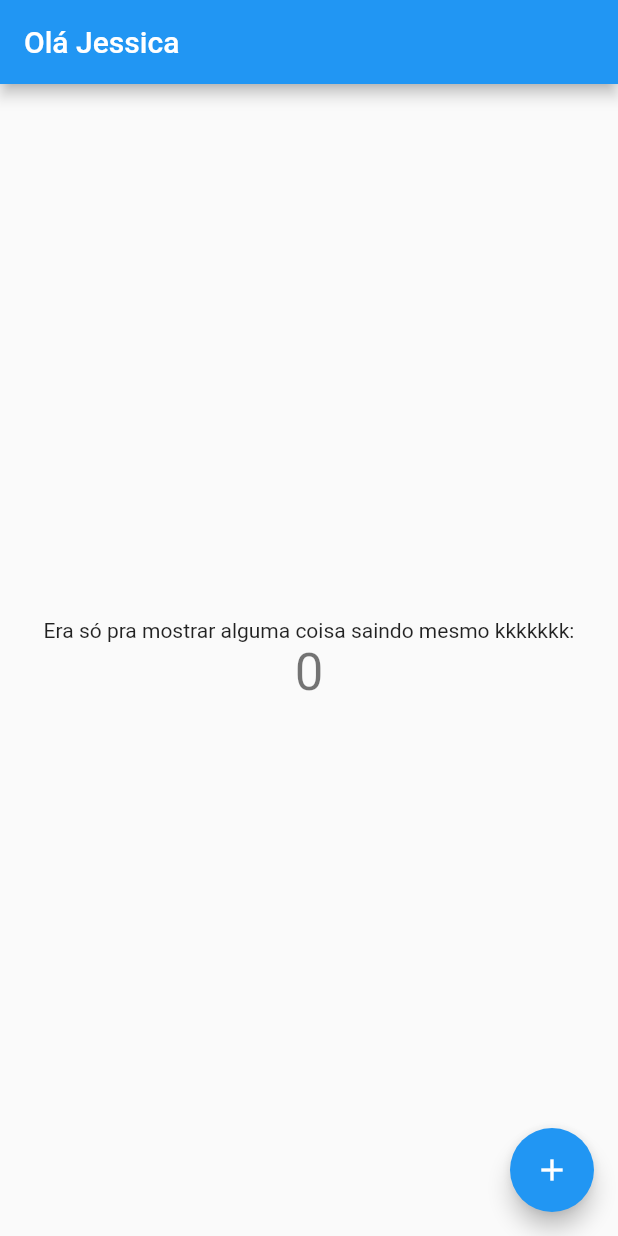
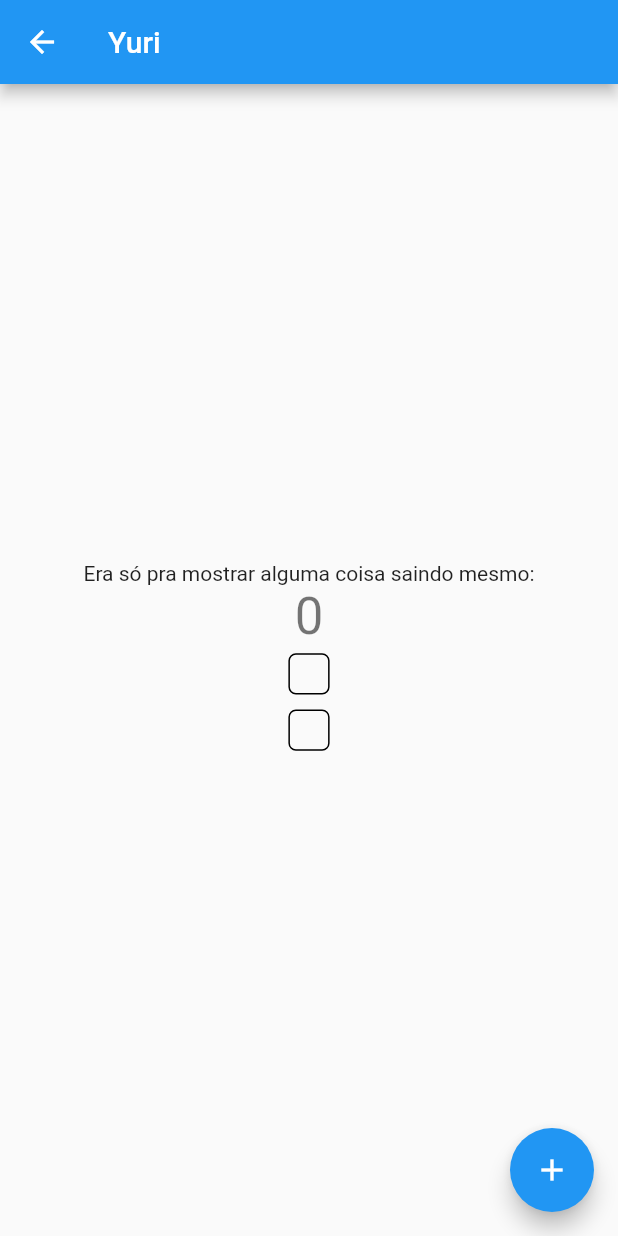
Before and after one commit to ymendes/estacionamento, a Flutter app: the screen it shows after launch, on a phone screen of 412 x 824 dp. Run offline on Flutter 3.47's test engine with Material 2 defaults, Android fonts, the phone set to English and light mode, and no system bars.

```diff
--- a/lib/main.dart
+++ b/lib/main.dart
@@ -1,3 +1,4 @@
+import 'package:estacionamento/ui/routers/generic_router.dart';
 import 'package:flutter/material.dart';
 
 void main() {
@@ -11,105 +12,15 @@
   @override
   Widget build(BuildContext context) {
     return MaterialApp(
-      title: 'Flutter Demo',
+      title: 'Estacionamento',
+      debugShowCheckedModeBanner: false,
       theme: ThemeData(
-        // This is the theme of your application.
-        //
-        // Try running your application with "flutter run". You'll see the
-        // application has a blue toolbar. Then, without quitting the app, try
-        // changing the primarySwatch below to Colors.green and then invoke
-        // "hot reload" (press "r" in the console where you ran "flutter run",
-        // or simply save your changes to "hot reload" in a Flutter IDE).
-        // Notice that the counter didn't reset back to zero; the application
-        // is not restarted.
+
         primarySwatch: Colors.blue,
       ),
-      home: const MyHomePage(title: 'Olá Jessica'),
+      onGenerateRoute: GenericRouter.generateRoute,
+      initialRoute: GenericRouter.homeRoute,
+
     );
   }
 }
-
-class MyHomePage extends StatefulWidget {
-  const MyHomePage({Key? key, required this.title}) : super(key: key);
-
-  // This widget is the home page of your application. It is stateful, meaning
-  // that it has a State object (defined below) that contains fields that affect
-  // how it looks.
-
-  // This class is the configuration for the state. It holds the values (in this
-  // case the title) provided by the parent (in this case the App widget) and
-  // used by the build method of the State. Fields in a Widget subclass are
-  // always marked "final".
-
-  final String title;
-
-  @override
-  State<MyHomePage> createState() => _MyHomePageState();
-}
-
-class _MyHomePageState extends State<MyHomePage> {
-  int _counter = 0;
-
-  void _incrementCounter() {
-    setState(() {
-      // This call to setState tells the Flutter framework that something has
-      // changed in this State, which causes it to rerun the build method below
-      // so that the display can reflect the updated values. If we changed
-      // _counter without calling setState(), then the build method would not be
-      // called again, and so nothing would appear to happen.
-      _counter++;
-    });
-  }
-
-  @override
-  Widget build(BuildContext context) {
-    // This method is rerun every time setState is called, for instance as done
-    // by the _incrementCounter method above.
-    //
-    // The Flutter framework has been optimized to make rerunning build methods
-    // fast, so that you can just rebuild anything that needs updating rather
-    // than having to individually change instances of widgets.
-    return Scaffold(
-      appBar: AppBar(
-        // Here we take the value from the MyHomePage object that was created by
-        // the App.build method, and use it to set our appbar title.
-        title: Text(widget.title),
-      ),
-      body: Center(
-        // Center is a layout widget. It takes a single child and positions it
-        // in the middle of the parent.
-        child: Column(
-          // Column is also a layout widget. It takes a list of children and
-          // arranges them vertically. By default, it sizes itself to fit its
-          // children horizontally, and tries to be as tall as its parent.
-          //
-          // Invoke "debug painting" (press "p" in the console, choose the
-          // "Toggle Debug Paint" action from the Flutter Inspector in Android
-          // Studio, or the "Toggle Debug Paint" command in Visual Studio Code)
-          // to see the wireframe for each widget.
-          //
-          // Column has various properties to control how it sizes itself and
-          // how it positions its children. Here we use mainAxisAlignment to
-          // center the children vertically; the main axis here is the vertical
-          // axis because Columns are vertical (the cross axis would be
-          // horizontal).
-          mainAxisAlignment: MainAxisAlignment.center,
-          children: <Widget>[
-            const Text(
-              'Era só pra mostrar alguma coisa saindo mesmo kkkkkkk:',
-            ),
-            Text(
-              '$_counter',
-              style: Theme.of(context).textTheme.headline4,
-            ),
-          ],
-        ),
-      ),
-      floatingActionButton: FloatingActionButton(
-        onPressed: _incrementCounter,
-        tooltip: 'Increment',
-        child: const Icon(Icons.add),
-      ), // This trailing comma makes auto-formatting nicer for build methods.
-    );
-  }
-}
--- /dev/null
+++ b/lib/ui/routers/generic_router.dart
@@ -0,0 +1,36 @@
+import 'package:estacionamento/ui/views/home.dart';
+import 'package:flutter/material.dart';
+
+
+class GenericRouter {
+  static const String homeRoute = '/home';
+  //static const String loginRoute = '/login';
+
+  static Route<dynamic> generateRoute(RouteSettings settings) {
+    WidgetBuilder builder;
+    switch (settings.name) {
+      case homeRoute:
+        builder = (BuildContext _) => const Home(title: 'Yuri',);
+        break;
+      /*
+      case loginRoute:
+        builder = (BuildContext _) => const LoginScreen();
+        break;
+      case splashRoute:
+        builder = (BuildContext _) => const SplashScreen();
+        break;
+      */
+      default:
+        return MaterialPageRoute(
+          builder: (_) {
+            return Scaffold(
+              body: Center(
+                child: Text('BUG: Rota não definida para ${settings.name}'),
+              ),
+            );
+          },
+        );
+    }
+    return MaterialPageRoute(builder: builder, settings: settings);
+  }
+}
--- /dev/null
+++ b/lib/ui/views/home.dart
@@ -0,0 +1,90 @@
+import 'package:flutter/material.dart';
+
+import '../widgets/vaga.dart';
+
+class Home extends StatefulWidget {
+  const Home({Key? key, required this.title}) : super(key: key);
+
+  // This widget is the home page of your application. It is stateful, meaning
+  // that it has a State object (defined below) that contains fields that affect
+  // how it looks.
+
+  // This class is the configuration for the state. It holds the values (in this
+  // case the title) provided by the parent (in this case the App widget) and
+  // used by the build method of the State. Fields in a Widget subclass are
+  // always marked "final".
+
+  final String title;
+
+  @override
+  State<Home> createState() => _HomeState();
+}
+
+class _HomeState extends State<Home> {
+  int _counter = 0;
+
+  void _incrementCounter() {
+    setState(() {
+      // This call to setState tells the Flutter framework that something has
+      // changed in this State, which causes it to rerun the build method below
+      // so that the display can reflect the updated values. If we changed
+      // _counter without calling setState(), then the build method would not be
+      // called again, and so nothing would appear to happen.
+      _counter++;
+    });
+  }
+
+  @override
+  Widget build(BuildContext context) {
+    // This method is rerun every time setState is called, for instance as done
+    // by the _incrementCounter method above.
+    //
+    // The Flutter framework has been optimized to make rerunning build methods
+    // fast, so that you can just rebuild anything that needs updating rather
+    // than having to individually change instances of widgets.
+    return Scaffold(
+      appBar: AppBar(
+        // Here we take the value from the MyHomePage object that was created by
+        // the App.build method, and use it to set our appbar title.
+        title: Text(widget.title),
+      ),
+      body: Center(
+        // Center is a layout widget. It takes a single child and positions it
+        // in the middle of the parent.
+        child: Column(
+          // Column is also a layout widget. It takes a list of children and
+          // arranges them vertically. By default, it sizes itself to fit its
+          // children horizontally, and tries to be as tall as its parent.
+          //
+          // Invoke "debug painting" (press "p" in the console, choose the
+          // "Toggle Debug Paint" action from the Flutter Inspector in Android
+          // Studio, or the "Toggle Debug Paint" command in Visual Studio Code)
+          // to see the wireframe for each widget.
+          //
+          // Column has various properties to control how it sizes itself and
+          // how it positions its children. Here we use mainAxisAlignment to
+          // center the children vertically; the main axis here is the vertical
+          // axis because Columns are vertical (the cross axis would be
+          // horizontal).
+          mainAxisAlignment: MainAxisAlignment.center,
+          children: <Widget>[
+            const Text(
+              'Era só pra mostrar alguma coisa saindo mesmo:',
+            ),
+            Text(
+              '$_counter',
+              style: Theme.of(context).textTheme.headline4,
+            ),
+            Vaga(),
+            Vaga(),
+          ],
+        ),
+      ),
+      floatingActionButton: FloatingActionButton(
+        onPressed: _incrementCounter,
+        tooltip: 'Increment',
+        child: const Icon(Icons.add),
+      ), // This trailing comma makes auto-formatting nicer for build methods.
+    );
+  }
+}
--- /dev/null
+++ b/lib/ui/widgets/vaga.dart
@@ -0,0 +1,41 @@
+import 'package:flutter/material.dart';
+
+
+class Vaga extends StatefulWidget {
+  bool isReserved;
+
+  bool isSelected;
+
+  Vaga({Key? key, this.isSelected = false, this.isReserved = false}) : super(key: key);
+
+  @override
+  _VagaState createState() => _VagaState();
+}
+
+class _VagaState extends State<Vaga> {
+  @override
+  Widget build(BuildContext context) {
+    return InkWell(
+      splashColor: Colors.transparent,
+      highlightColor: Colors.transparent,
+      onTap: () {
+        setState(() {
+          !widget.isReserved ? widget.isSelected = !widget.isSelected : null;
+        });
+      },
+      child: Container(
+          margin: const EdgeInsets.symmetric(horizontal: 7.0, vertical: 5.0),
+          width: MediaQuery.of(context).size.width / 15,
+          height: MediaQuery.of(context).size.width / 15,
+          decoration: BoxDecoration(
+              color: widget.isSelected
+                  ? Colors.blue
+                  : widget.isReserved ? Colors.black : null,
+              border: !widget.isSelected && !widget.isReserved
+                  ? Border.all(color: Colors.black, width: 1.0)
+                  : null,
+              borderRadius: BorderRadius.circular(5.0))),
+    );
+
+  }
+}
--- a/pubspec.yaml
+++ b/pubspec.yaml
@@ -34,6 +34,7 @@
   # The following adds the Cupertino Icons font to your application.
   # Use with the CupertinoIcons class for iOS style icons.
   cupertino_icons: ^1.0.2
+  firebase_core: ^0.4.0+9
 
 dev_dependencies:
   flutter_test:
```
Also changed, not shown: pubspec.lock, 3 other files.
